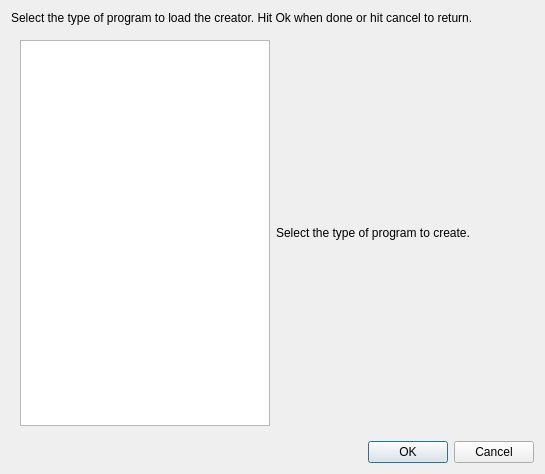
Before: the Qt Designer form howdyCoder/ui/qtUiFiles/creatorTypeSelector.ui in rmallow/howdyCoder, drawn with Qt 5.
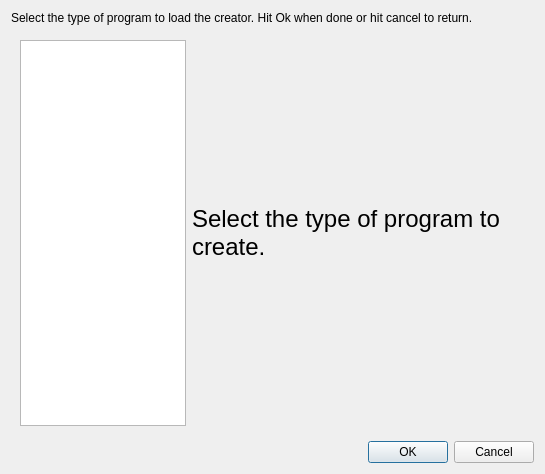
After: the same form once the commit is applied.

Commit message: scaling up text and adding the actual text for creator window

The edit to the form file:
```diff
--- a/howdyCoder/ui/qtUiFiles/creatorTypeSelector.ui
+++ b/howdyCoder/ui/qtUiFiles/creatorTypeSelector.ui
@@ -43,10 +43,15 @@
        <widget class="QLabel" name="program_type_description">
         <property name="sizePolicy">
          <sizepolicy hsizetype="Preferred" vsizetype="Preferred">
-          <horstretch>1</horstretch>
+          <horstretch>2</horstretch>
           <verstretch>0</verstretch>
          </sizepolicy>
         </property>
+        <property name="font">
+         <font>
+          <pointsize>18</pointsize>
+         </font>
+        </property>
         <property name="text">
          <string>Select the type of program to create.</string>
         </property>
```
The commit also changes 2 other files.
